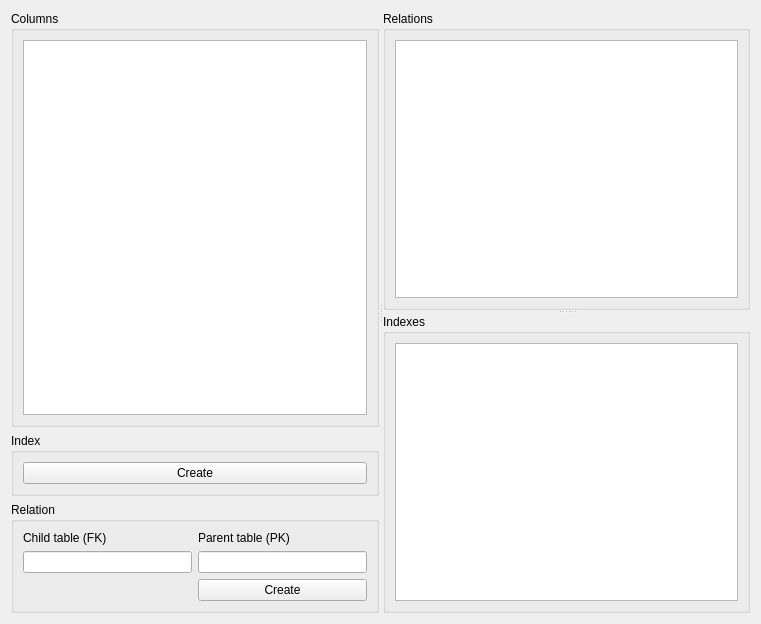
The window that src/schema2/schema2alterview.ui (mugiseyebrows/mugi-query) describes before a commit, drawn with Qt 5.
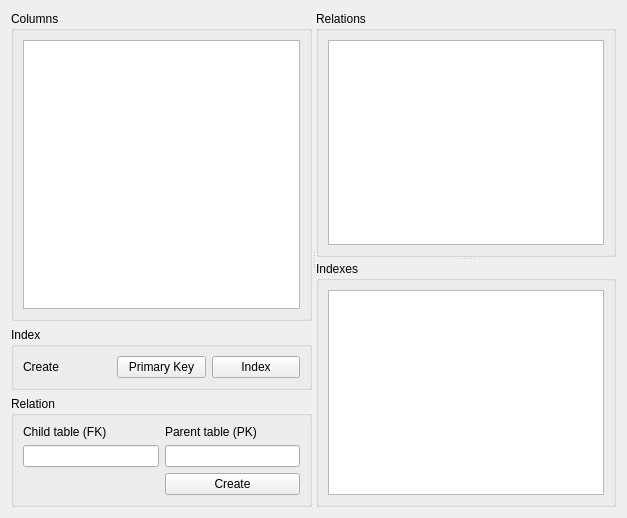
The same window after the commit.

```diff
--- a/src/schema2/schema2alterview.ui
+++ b/src/schema2/schema2alterview.ui
@@ -6,20 +6,20 @@
    <rect>
     <x>0</x>
     <y>0</y>
-    <width>761</width>
-    <height>624</height>
+    <width>627</width>
+    <height>518</height>
    </rect>
   </property>
   <property name="windowTitle">
    <string>Form</string>
   </property>
-  <layout class="QVBoxLayout" name="verticalLayout_6">
+  <layout class="QVBoxLayout" name="verticalLayout_4">
    <item>
     <widget class="QSplitter" name="splitter_2">
      <property name="orientation">
       <enum>Qt::Horizontal</enum>
      </property>
-     <widget class="QWidget" name="">
+     <widget class="QWidget" name="layoutWidget">
       <layout class="QVBoxLayout" name="verticalLayout_5">
        <item>
         <widget class="QGroupBox" name="groupBox">
@@ -42,14 +42,28 @@
          <property name="title">
           <string>Index</string>
          </property>
-         <layout class="QVBoxLayout" name="verticalLayout_4">
+         <layout class="QHBoxLayout" name="horizontalLayout">
           <item>
-           <widget class="QPushButton" name="createIndex">
+           <widget class="QLabel" name="label">
             <property name="text">
              <string>Create</string>
             </property>
            </widget>
           </item>
+          <item>
+           <widget class="QPushButton" name="createPrimaryKey">
+            <property name="text">
+             <string>Primary Key</string>
+            </property>
+           </widget>
+          </item>
+          <item>
+           <widget class="QPushButton" name="createIndex">
+            <property name="text">
+             <string>Index</string>
+            </property>
+           </widget>
+          </item>
          </layout>
         </widget>
        </item>
```
